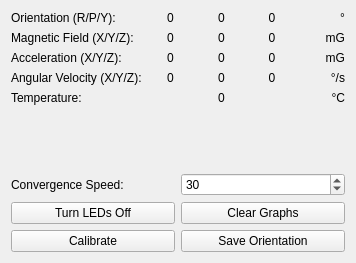
Old version of the form src/brickv/plugin_system/plugins/imu/ui/imu.ui in the repository Tinkerforge/brickv.
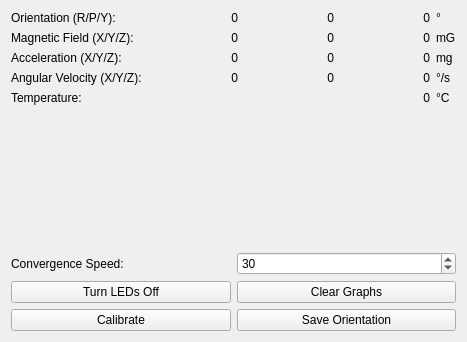
New version of the form.

Commit message:
imu: Cleanup UI and scale factor handling
Always use one decimal digit for all values, right-align all values
and ensure that UI doesn't jump due tio changing values by using fixed
label widths.

```diff
--- a/src/brickv/plugin_system/plugins/imu/ui/imu.ui
+++ b/src/brickv/plugin_system/plugins/imu/ui/imu.ui
@@ -6,8 +6,8 @@
    <rect>
     <x>0</x>
     <y>0</y>
-    <width>356</width>
-    <height>263</height>
+    <width>467</width>
+    <height>342</height>
    </rect>
   </property>
   <property name="windowTitle">
@@ -37,7 +37,7 @@
               <string>0</string>
              </property>
              <property name="alignment">
-              <set>Qt::AlignCenter</set>
+              <set>Qt::AlignRight|Qt::AlignTrailing|Qt::AlignVCenter</set>
              </property>
             </widget>
            </item>
@@ -60,7 +60,7 @@
               <string>0</string>
              </property>
              <property name="alignment">
-              <set>Qt::AlignCenter</set>
+              <set>Qt::AlignRight|Qt::AlignTrailing|Qt::AlignVCenter</set>
              </property>
             </widget>
            </item>
@@ -76,7 +76,7 @@
               <string>0</string>
              </property>
              <property name="alignment">
-              <set>Qt::AlignCenter</set>
+              <set>Qt::AlignRight|Qt::AlignTrailing|Qt::AlignVCenter</set>
              </property>
             </widget>
            </item>
@@ -93,7 +93,7 @@
               <string>0</string>
              </property>
              <property name="alignment">
-              <set>Qt::AlignCenter</set>
+              <set>Qt::AlignRight|Qt::AlignTrailing|Qt::AlignVCenter</set>
              </property>
             </widget>
            </item>
@@ -103,7 +103,7 @@
               <string>0</string>
              </property>
              <property name="alignment">
-              <set>Qt::AlignCenter</set>
+              <set>Qt::AlignRight|Qt::AlignTrailing|Qt::AlignVCenter</set>
              </property>
             </widget>
            </item>
@@ -113,7 +113,7 @@
               <string>0</string>
              </property>
              <property name="alignment">
-              <set>Qt::AlignCenter</set>
+              <set>Qt::AlignRight|Qt::AlignTrailing|Qt::AlignVCenter</set>
              </property>
             </widget>
            </item>
@@ -130,7 +130,7 @@
               <string>0</string>
              </property>
              <property name="alignment">
-              <set>Qt::AlignCenter</set>
+              <set>Qt::AlignRight|Qt::AlignTrailing|Qt::AlignVCenter</set>
              </property>
             </widget>
            </item>
@@ -140,7 +140,7 @@
               <string>0</string>
              </property>
              <property name="alignment">
-              <set>Qt::AlignCenter</set>
+              <set>Qt::AlignRight|Qt::AlignTrailing|Qt::AlignVCenter</set>
              </property>
             </widget>
            </item>
@@ -150,7 +150,7 @@
               <string>0</string>
              </property>
              <property name="alignment">
-              <set>Qt::AlignCenter</set>
+              <set>Qt::AlignRight|Qt::AlignTrailing|Qt::AlignVCenter</set>
              </property>
             </widget>
            </item>
@@ -167,7 +167,7 @@
               <string>0</string>
              </property>
              <property name="alignment">
-              <set>Qt::AlignCenter</set>
+              <set>Qt::AlignRight|Qt::AlignTrailing|Qt::AlignVCenter</set>
              </property>
             </widget>
            </item>
@@ -177,7 +177,7 @@
               <string>0</string>
              </property>
              <property name="alignment">
-              <set>Qt::AlignCenter</set>
+              <set>Qt::AlignRight|Qt::AlignTrailing|Qt::AlignVCenter</set>
              </property>
             </widget>
            </item>
@@ -187,7 +187,7 @@
               <string>0</string>
              </property>
              <property name="alignment">
-              <set>Qt::AlignCenter</set>
+              <set>Qt::AlignRight|Qt::AlignTrailing|Qt::AlignVCenter</set>
              </property>
             </widget>
            </item>
@@ -198,13 +198,19 @@
              </property>
             </widget>
            </item>
-           <item row="4" column="2">
+           <item row="4" column="1" colspan="3">
             <widget class="QLabel" name="tem_label">
+             <property name="sizePolicy">
+              <sizepolicy hsizetype="Preferred" vsizetype="Preferred">
+               <horstretch>1</horstretch>
+               <verstretch>0</verstretch>
+              </sizepolicy>
+             </property>
              <property name="text">
               <string>0</string>
              </property>
              <property name="alignment">
-              <set>Qt::AlignCenter</set>
+              <set>Qt::AlignRight|Qt::AlignTrailing|Qt::AlignVCenter</set>
              </property>
             </widget>
            </item>
@@ -214,7 +220,7 @@
               <string>°</string>
              </property>
              <property name="alignment">
-              <set>Qt::AlignRight|Qt::AlignTrailing|Qt::AlignVCenter</set>
+              <set>Qt::AlignLeading|Qt::AlignLeft|Qt::AlignVCenter</set>
              </property>
             </widget>
            </item>
@@ -224,17 +230,17 @@
               <string>mG</string>
              </property>
              <property name="alignment">
-              <set>Qt::AlignRight|Qt::AlignTrailing|Qt::AlignVCenter</set>
+              <set>Qt::AlignLeading|Qt::AlignLeft|Qt::AlignVCenter</set>
              </property>
             </widget>
            </item>
            <item row="2" column="4">
             <widget class="QLabel" name="label_5">
              <property name="text">
-              <string>mG</string>
+              <string>mg</string>
              </property>
              <property name="alignment">
-              <set>Qt::AlignRight|Qt::AlignTrailing|Qt::AlignVCenter</set>
+              <set>Qt::AlignLeading|Qt::AlignLeft|Qt::AlignVCenter</set>
              </property>
             </widget>
            </item>
@@ -244,7 +250,7 @@
               <string>°/s</string>
              </property>
              <property name="alignment">
-              <set>Qt::AlignRight|Qt::AlignTrailing|Qt::AlignVCenter</set>
+              <set>Qt::AlignLeading|Qt::AlignLeft|Qt::AlignVCenter</set>
              </property>
             </widget>
            </item>
@@ -254,7 +260,7 @@
               <string>°C</string>
              </property>
              <property name="alignment">
-              <set>Qt::AlignRight|Qt::AlignTrailing|Qt::AlignVCenter</set>
+              <set>Qt::AlignLeading|Qt::AlignLeft|Qt::AlignVCenter</set>
              </property>
             </widget>
            </item>
```
The commit also changes 1 other file.
